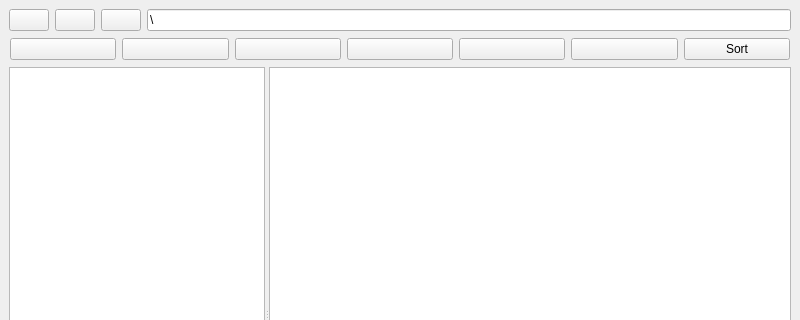
First picture: the form in mainwindow.ui, repository Snapky06/FileExplorer, before the edit; both pictures show x 0 to 800 and y 0 to 320 of the 800 by 600 pixel window.
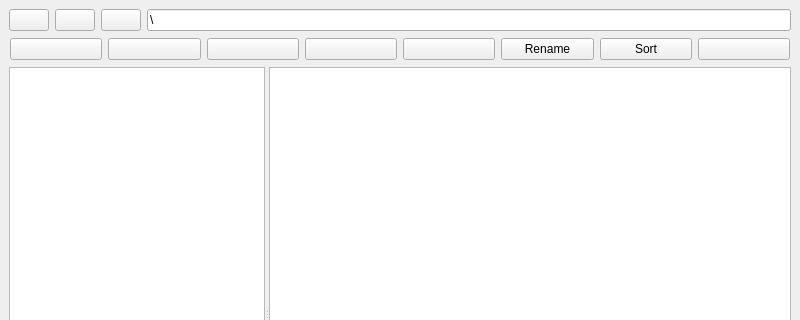
Second picture: the form after the edit. Icons and pictures are not drawn.

```diff
--- a/mainwindow.ui
+++ b/mainwindow.ui
@@ -80,16 +80,6 @@
         </property>
        </widget>
       </item>
-      <item>
-       <widget class="QPushButton" name="fileb">
-        <property name="text">
-         <string/>
-        </property>
-        <property name="icon">
-         <iconset theme="QIcon::ThemeIcon::FolderOpen"/>
-        </property>
-       </widget>
-      </item>
       <item>
        <widget class="QPushButton" name="cutb">
         <property name="sizePolicy">
@@ -142,6 +132,13 @@
         </property>
        </widget>
       </item>
+      <item>
+       <widget class="QPushButton" name="renameb">
+        <property name="text">
+         <string>Rename</string>
+        </property>
+       </widget>
+      </item>
       <item>
        <widget class="QPushButton" name="sortb">
         <property name="text">
@@ -149,6 +146,16 @@
         </property>
        </widget>
       </item>
+      <item>
+       <widget class="QPushButton" name="details">
+        <property name="text">
+         <string/>
+        </property>
+        <property name="icon">
+         <iconset theme="QIcon::ThemeIcon::InsertImage"/>
+        </property>
+       </widget>
+      </item>
      </layout>
     </item>
     <item>
```
Left out of the diff: 2 changed lines with no effect on the pictures.
